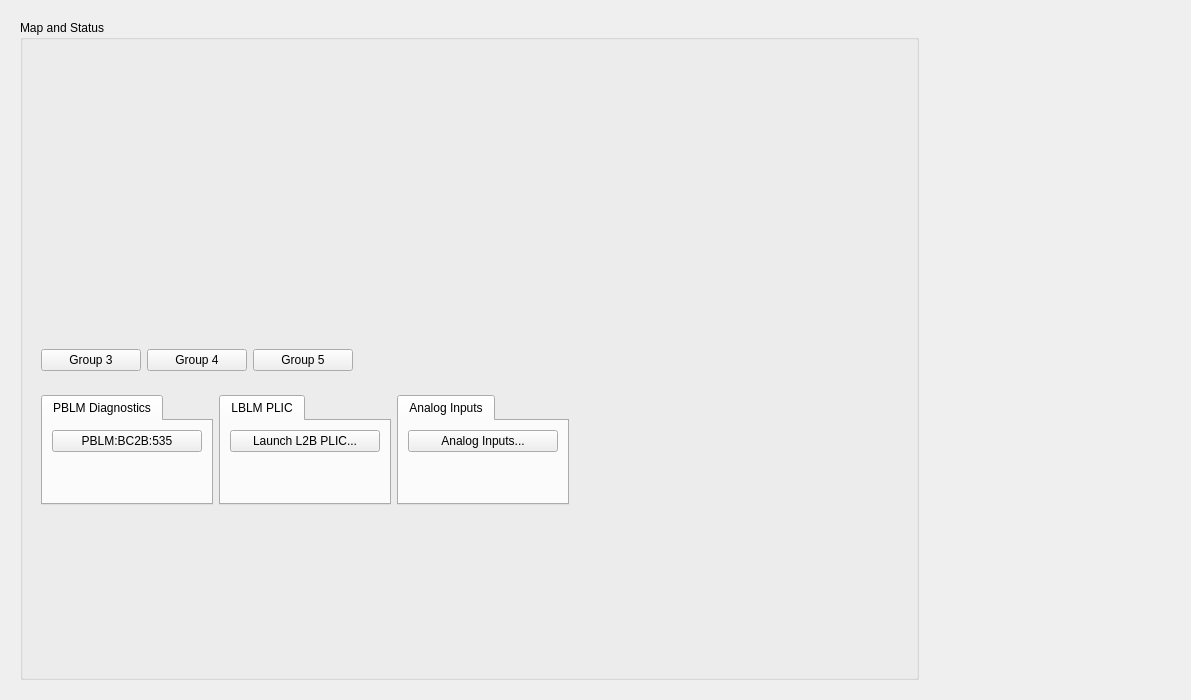
Old version of the form l2b_main.ui in the repository ad-build-test/pydm-mps.
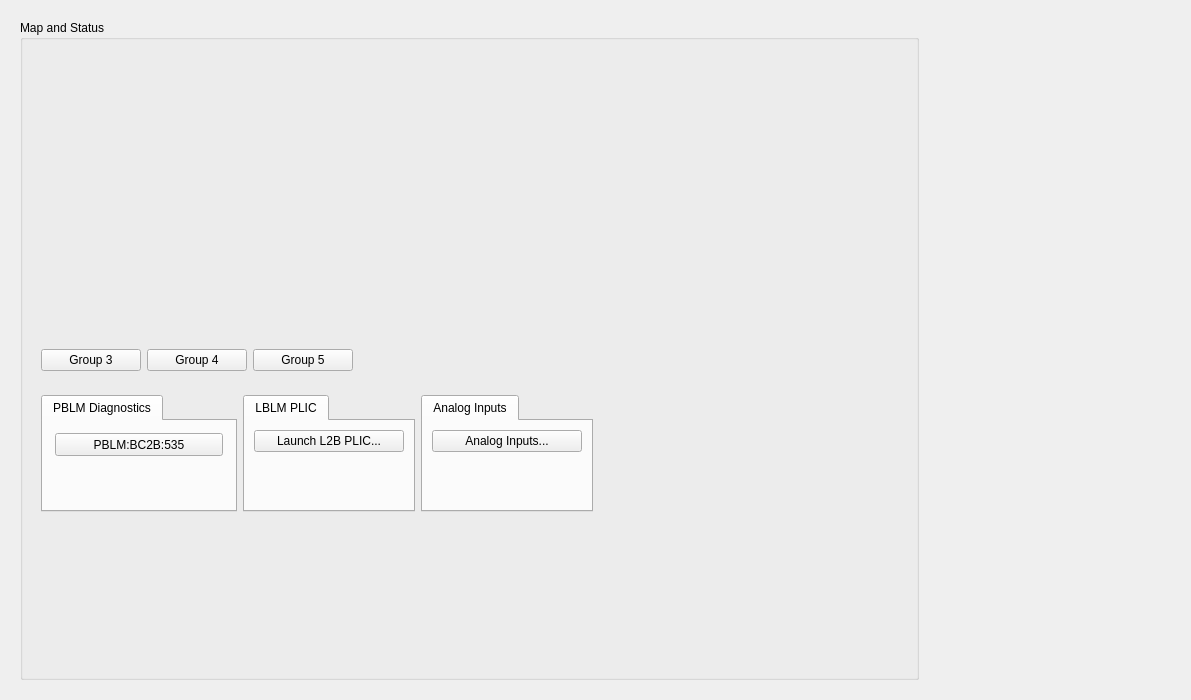
New version of the form. Custom widgets are drawn as their Qt base class.

```diff
--- a/l2b_main.ui
+++ b/l2b_main.ui
@@ -177,7 +177,7 @@
              <widget class="QTabWidget" name="tabWidget">
               <property name="maximumSize">
                <size>
-                <width>175</width>
+                <width>300</width>
                 <height>16777215</height>
                </size>
               </property>
@@ -189,8 +189,51 @@
                 <string>PBLM Diagnostics</string>
                </attribute>
                <layout class="QGridLayout" name="gridLayout">
+                <item row="2" column="0">
+                 <spacer name="verticalSpacer_5">
+                  <property name="orientation">
+                   <enum>Qt::Vertical</enum>
+                  </property>
+                  <property name="sizeHint" stdset="0">
+                   <size>
+                    <width>20</width>
+                    <height>40</height>
+                   </size>
+                  </property>
+                 </spacer>
+                </item>
                 <item row="0" column="0">
+                 <widget class="PyDMFrame" name="PyDMFrame">
+                  <property name="minimumSize">
+                   <size>
+                    <width>174</width>
+                    <height>29</height>
+                   </size>
+                  </property>
+                  <property name="maximumSize">
+                   <size>
+                    <width>174</width>
+                    <height>29</height>
+                   </size>
+                  </property>
+                  <property name="toolTip">
+                   <string/>
+                  </property>
+                  <property name="alarmSensitiveBorder" stdset="0">
+                   <bool>true</bool>
+                  </property>
+                  <property name="channel" stdset="0">
+                   <string>PBLM:BC2B:535:UP_TIME_SECSUM</string>
+                  </property>
                  <widget class="PyDMEDMDisplayButton" name="PyDMEDMDisplayButton">
+                   <property name="geometry">
+                    <rect>
+                     <x>3</x>
+                     <y>3</y>
+                     <width>168</width>
+                     <height>23</height>
+                    </rect>
+                   </property>
                   <property name="minimumSize">
                    <size>
                     <width>150</width>
@@ -223,19 +266,7 @@
                    <bool>true</bool>
                   </property>
                  </widget>
-                </item>
-                <item row="1" column="0">
-                 <spacer name="verticalSpacer_5">
-                  <property name="orientation">
-                   <enum>Qt::Vertical</enum>
-                  </property>
-                  <property name="sizeHint" stdset="0">
-                   <size>
-                    <width>20</width>
-                    <height>40</height>
-                   </size>
-                  </property>
-                 </spacer>
+                 </widget>
                 </item>
                </layout>
               </widget>
@@ -491,6 +522,12 @@
    <extends>QFrame</extends>
    <header>pydm.widgets.embedded_display</header>
   </customwidget>
+  <customwidget>
+   <class>PyDMFrame</class>
+   <extends>QFrame</extends>
+   <header>pydm.widgets.frame</header>
+   <container>1</container>
+  </customwidget>
   <customwidget>
    <class>PyDMRelatedDisplayButton</class>
    <extends>QPushButton</extends>
```
Lines whose indentation alone changed are shown as unchanged.
